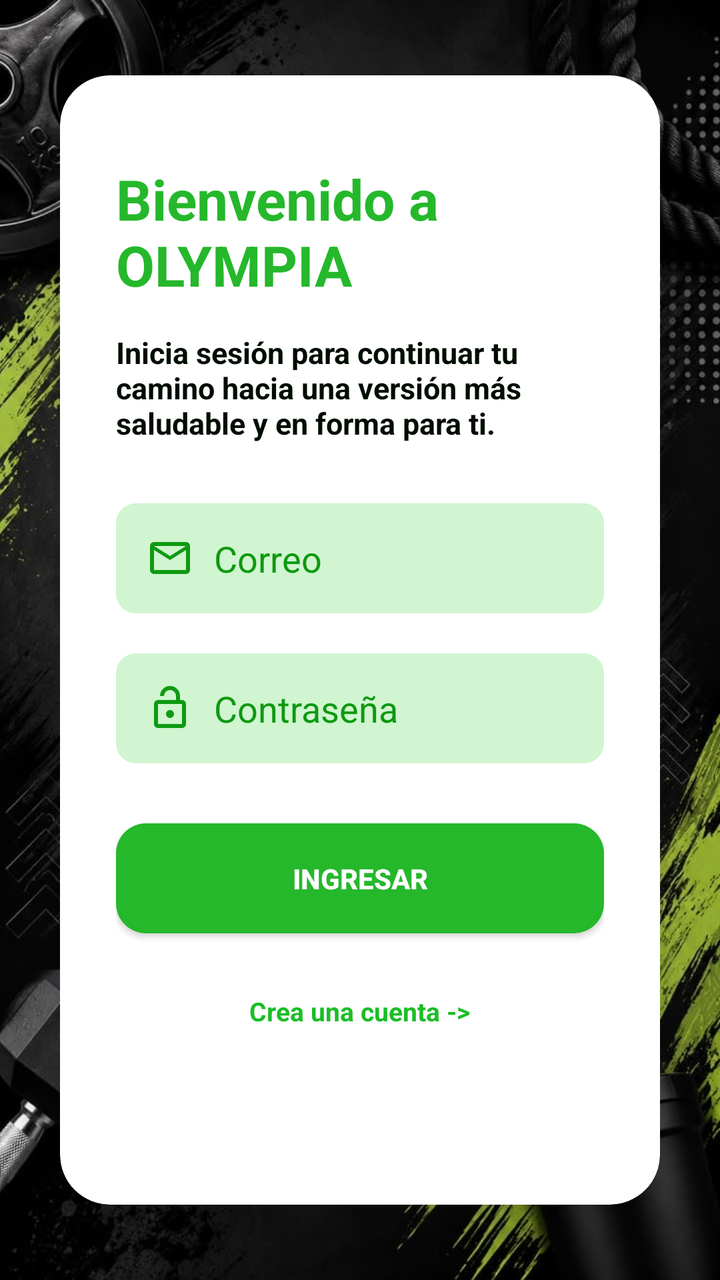
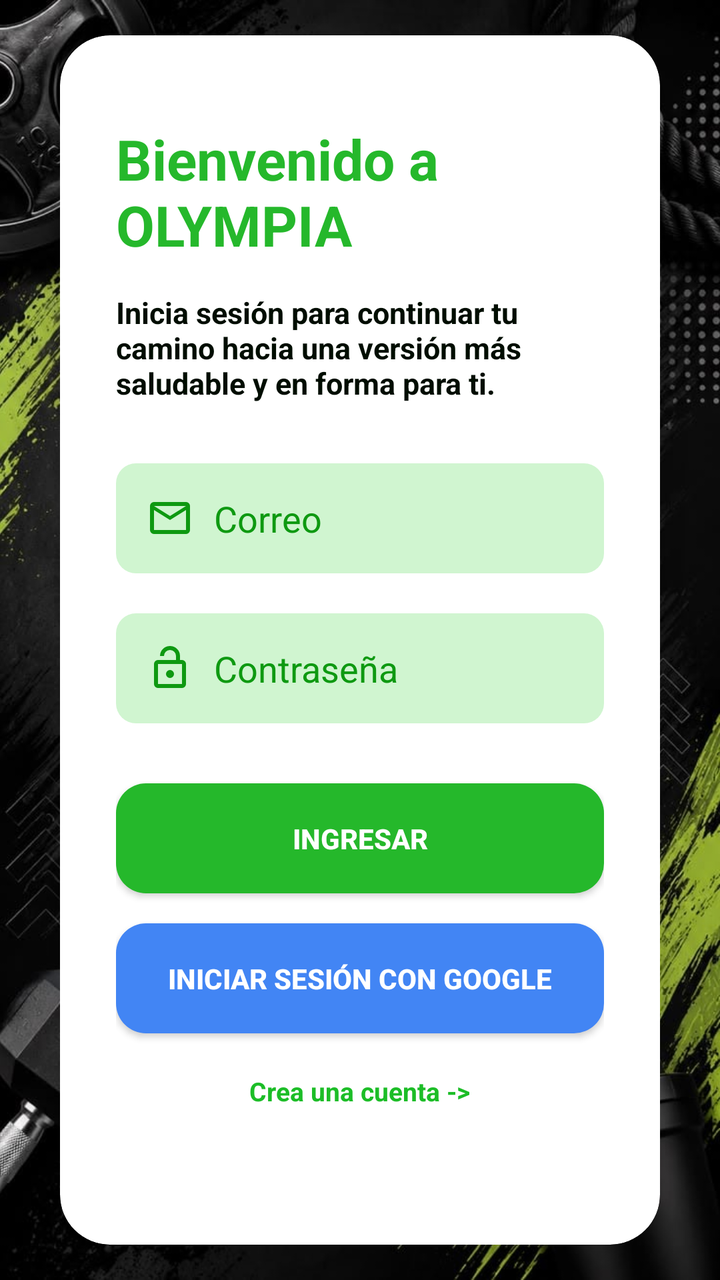

An Android layout rendered at two revisions. The XML below is the earlier revision; the diff shows what the commit changed to produce the second picture.
<!-- AndroidManifest.xml: application theme Theme.Olympia_ -->
<!-- res/layout/activity_main.xml -->
<?xml version="1.0" encoding="utf-8"?>
<androidx.constraintlayout.widget.ConstraintLayout xmlns:android="http://schemas.android.com/apk/res/android"
    xmlns:app="http://schemas.android.com/apk/res-auto"
    xmlns:tools="http://schemas.android.com/tools"
    android:id="@+id/main"
    android:layout_width="match_parent"
    android:layout_height="match_parent"
    tools:context=".MainActivity">

    <ImageView
        android:layout_width="0dp"
        android:layout_height="0dp"
        android:src="@drawable/fondo_login"
        android:scaleType="centerCrop"
        app:layout_constraintBottom_toBottomOf="parent"
        app:layout_constraintEnd_toEndOf="parent"
        app:layout_constraintStart_toStartOf="parent"
        app:layout_constraintTop_toTopOf="parent" />

    <androidx.cardview.widget.CardView
        android:id="@+id/cardLogin"
        android:layout_width="0dp"
        android:layout_height="wrap_content"
        android:layout_margin="30dp"
        app:cardCornerRadius="25dp"
        app:cardElevation="20dp"
        android:backgroundTint="@color/white"
        app:layout_constraintBaseline_toTopOf="parent"
        app:layout_constraintBottom_toBottomOf="parent"
        app:layout_constraintEnd_toEndOf="parent"
        app:layout_constraintStart_toStartOf="parent"
        app:layout_constraintTop_toTopOf="parent">

        <LinearLayout
            android:id="@+id/layoutContenido"
            android:layout_width="match_parent"
            android:layout_height="wrap_content"
            android:orientation="vertical"
            android:gravity="center"
            android:padding="28dp">

            <TextView
                android:id="@+id/tvTitulo"
                android:layout_width="wrap_content"
                android:layout_height="wrap_content"
                android:text="Bienvenido a OLYMPIA"
                android:textSize="28sp"
                android:textStyle="bold"
                android:textColor="#25B82B"
                android:layout_marginTop="15dp"
                android:layout_marginBottom="15dp"
                />

            <TextView
                android:id="@+id/tvSubt"
                android:layout_width="wrap_content"
                android:layout_height="wrap_content"
                android:text="Inicia sesión para continuar tu camino hacia una versión más saludable y en forma para ti."
                android:textSize="15sp"
                android:textStyle="bold"
                android:textColor="#000D00"
                android:layout_marginTop="0dp"
                android:layout_marginBottom="30dp"
                />

            <EditText
                android:id="@+id/etCorreo"
                android:layout_width="match_parent"
                android:layout_height="55dp"
                android:background="@drawable/bg_input"
                android:hint="Correo"
                android:paddingEnd="15dp"
                android:paddingStart="15dp"
                android:textColor="#333333"
                android:textColorHint="#0E9911"
                android:inputType="textEmailAddress"
                android:drawableStart="@drawable/correo"
                android:drawablePadding="10dp"/>

            <EditText
                android:id="@+id/etPass"
                android:layout_width="match_parent"
                android:layout_height="55dp"
                android:background="@drawable/bg_input"
                android:hint="Contraseña"
                android:paddingEnd="15dp"
                android:paddingStart="15dp"
                android:textColor="#333333"
                android:textColorHint="#0E9911"
                android:inputType="textPassword"
                android:drawableStart="@drawable/contrasena"
                android:drawablePadding="10dp"
                android:layout_marginTop="20dp"/>

            <androidx.appcompat.widget.AppCompatButton
                android:id="@+id/btnIngresar"
                android:layout_width="match_parent"
                android:layout_height="55dp"
                android:text="INGRESAR"
                android:background="@drawable/bg_buton"
                android:layout_marginTop="30dp"
                android:textColor="#FFFFFF"
                android:textStyle="bold"/>

            <TextView
                android:id="@+id/tvCrearCuenta"
                android:layout_width="wrap_content"
                android:layout_height="wrap_content"
                android:text="Crea una cuenta ->"
                android:textSize="13sp"
                android:textStyle="bold"
                android:textColor="#1CBD27"
                android:layout_marginTop="30dp"
                android:layout_marginBottom="60dp"/>

        </LinearLayout>

    </androidx.cardview.widget.CardView>

</androidx.constraintlayout.widget.ConstraintLayout>
<!-- resources referenced by this layout -->
<resources>
  <color name="white">#FFFFFFFF</color>
  <!-- drawable bg_buton (drawable) -->
  <?xml version="1.0" encoding="utf-8"?>
  <shape xmlns:android="http://schemas.android.com/apk/res/android">
      <solid android:color="#25B82B"/>
      <corners android:radius="15dp"/>
  </shape>
  <!-- drawable bg_input (drawable) -->
  <?xml version="1.0" encoding="utf-8"?>
  <shape xmlns:android="http://schemas.android.com/apk/res/android">
      <solid android:color="#D0F5D0" />
      <corners android:radius="10dp" />
  </shape>
  <!-- drawable contrasena (drawable) -->
  <vector xmlns:android="http://schemas.android.com/apk/res/android"
      android:width="24dp"
      android:height="24dp"
      android:viewportWidth="960"
      android:viewportHeight="960">
    <path
        android:pathData="M240,320h360v-80q0,-50 -35,-85t-85,-35q-50,0 -85,35t-35,85h-80q0,-83 58.5,-141.5T480,40q83,0 141.5,58.5T680,240v80h40q33,0 56.5,23.5T800,400v400q0,33 -23.5,56.5T720,880L240,880q-33,0 -56.5,-23.5T160,800v-400q0,-33 23.5,-56.5T240,320ZM240,800h480v-400L240,400v400ZM536.5,656.5Q560,633 560,600t-23.5,-56.5Q513,520 480,520t-56.5,23.5Q400,567 400,600t23.5,56.5Q447,680 480,680t56.5,-23.5ZM240,800v-400,400Z"
        android:fillColor="#0E9911"/>
  </vector>
  <!-- drawable correo (drawable) -->
  <vector xmlns:android="http://schemas.android.com/apk/res/android"
      android:width="24dp"
      android:height="24dp"
      android:viewportWidth="960"
      android:viewportHeight="960">
    <path
        android:pathData="M160,800q-33,0 -56.5,-23.5T80,720v-480q0,-33 23.5,-56.5T160,160h640q33,0 56.5,23.5T880,240v480q0,33 -23.5,56.5T800,800L160,800ZM480,520L160,320v400h640v-400L480,520ZM480,440 L800,240L160,240l320,200ZM160,320v-80,480 -400Z"
        android:fillColor="#0E9911"/>
  </vector>
  <!-- drawable fondo_login: jpeg bitmap (drawable, 70642 bytes) -->
  <style name="Theme.Olympia_" parent="Base.Theme.Olympia_" />
  <style name="Base.Theme.Olympia_" parent="Theme.Material3.DayNight.NoActionBar">
          
          
      </style>
</resources>

<!-- the commit's change to res/layout/activity_main.xml (unified diff, before → after) -->
@@ -102,6 +102,16 @@
                 android:textColor="#FFFFFF"
                 android:textStyle="bold"/>
 
+            <androidx.appcompat.widget.AppCompatButton
+                android:id="@+id/btnGoogle"
+                android:layout_width="match_parent"
+                android:layout_height="55dp"
+                android:text="@string/btn_google_signin"
+                android:background="@drawable/bg_btn_google"
+                android:layout_marginTop="15dp"
+                android:textColor="#FFFFFF"
+                android:textStyle="bold"/>
+
             <TextView
                 android:id="@+id/tvCrearCuenta"
                 android:layout_width="wrap_content"
@@ -110,8 +120,8 @@
                 android:textSize="13sp"
                 android:textStyle="bold"
                 android:textColor="#1CBD27"
-                android:layout_marginTop="30dp"
-                android:layout_marginBottom="60dp"/>
+                android:layout_marginTop="20dp"
+                android:layout_marginBottom="40dp"/>
 
         </LinearLayout>
 
<!-- resource entries referenced after the edit -->
@@ -1,6 +1,12 @@
 <!-- resources referenced by this layout -->
 <resources>
   <color name="white">#FFFFFFFF</color>
+  <!-- drawable bg_btn_google (drawable) -->
+  <?xml version="1.0" encoding="utf-8"?>
+  <shape xmlns:android="http://schemas.android.com/apk/res/android">
+      <solid android:color="#4285F4"/>
+      <corners android:radius="15dp"/>
+  </shape>
   <!-- drawable bg_buton (drawable) -->
   <?xml version="1.0" encoding="utf-8"?>
   <shape xmlns:android="http://schemas.android.com/apk/res/android">
@@ -34,6 +40,7 @@
         android:fillColor="#0E9911"/>
   </vector>
   <!-- drawable fondo_login: jpeg bitmap (drawable, 70642 bytes) -->
+  <string name="btn_google_signin">INICIAR SESIÓN CON GOOGLE</string>
   <style name="Theme.Olympia_" parent="Base.Theme.Olympia_" />
   <style name="Base.Theme.Olympia_" parent="Theme.Material3.DayNight.NoActionBar">
           
